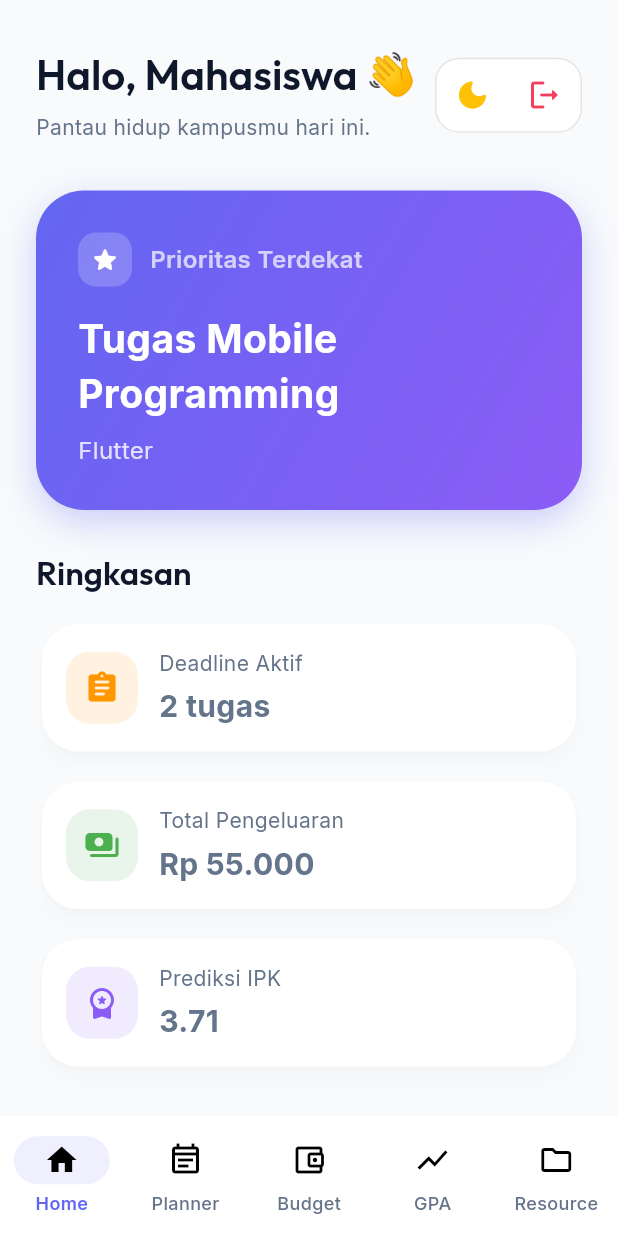
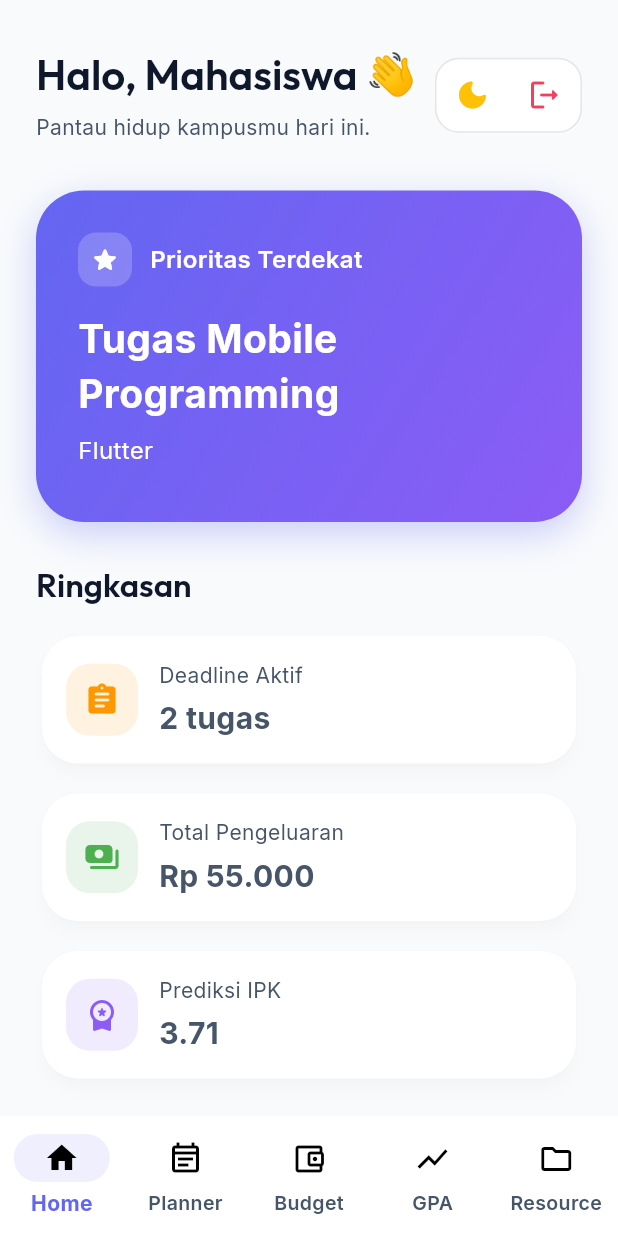
Before and after one commit to faiqurrohman/kampusgo_runner, a Flutter app: the DashboardScreen screen opened directly, after a tap on the "light mode" icon, on a phone screen of 412 x 824 dp. Run offline on Flutter 3.47's test engine with Material 3 defaults, Android fonts, the phone set to English and light mode, and no system bars; our stand-ins replace google_fonts.

Commit message:
visual dan hierarki teks

```diff
--- a/lib/screens/dashboard_screen.dart
+++ b/lib/screens/dashboard_screen.dart
@@ -69,7 +69,7 @@ class _Home extends StatelessWidget {
       ]),
       const SizedBox(height: 32),
       Container(
-        padding: const EdgeInsets.all(28),
+        padding: const EdgeInsets.fromLTRB(28, 28, 28, 36),
         decoration: BoxDecoration(
           gradient: const LinearGradient(
             colors: [AppTheme.primary, AppTheme.secondary],
@@ -89,13 +89,13 @@ class _Home extends StatelessWidget {
               child: const Icon(Icons.star_rounded, color: Colors.white, size: 20),
             ),
             const SizedBox(width: 12),
-            const Text('Prioritas Terdekat', style: TextStyle(color: Colors.white70, fontSize: 16, fontWeight: FontWeight.w600)),
+            const Text('Prioritas Terdekat', style: TextStyle(color: Colors.white, fontSize: 16, fontWeight: FontWeight.w600)),
           ]),
           const SizedBox(height: 16),
           Text(next.isEmpty ? 'Semua tugas selesai. Mantap!' : next.first.title, style: const TextStyle(color: Colors.white, fontSize: 26, fontWeight: FontWeight.bold)),
           if (next.isNotEmpty) ...[
             const SizedBox(height: 8),
-            Text(next.first.course, style: TextStyle(color: Colors.white.withOpacity(0.8), fontSize: 16)),
+            Text(next.first.course, style: const TextStyle(color: Colors.white, fontSize: 16)),
           ]
         ])
       ),
--- a/lib/utils/app_theme.dart
+++ b/lib/utils/app_theme.dart
@@ -8,7 +8,7 @@ class AppTheme {
   static const Color background = Color(0xFF0F172A); // Slate 900
   static const Color surfaceColor = Color(0xFF1E293B); // Slate 800
   static const Color textLight = Color(0xFFF8FAFC); // Slate 50
-  static const Color textMuted = Color(0xFF94A3B8); // Slate 400
+  static const Color textMuted = Color(0xFFCBD5E1); // Slate 300
 
   static ThemeData get lightTheme {
     return ThemeData(
@@ -28,7 +28,7 @@ class AppTheme {
         headlineMedium: GoogleFonts.outfit(color: const Color(0xFF0F172A), fontWeight: FontWeight.w600),
         titleLarge: GoogleFonts.outfit(color: const Color(0xFF0F172A), fontWeight: FontWeight.w600),
         bodyLarge: GoogleFonts.inter(color: const Color(0xFF0F172A)),
-        bodyMedium: GoogleFonts.inter(color: const Color(0xFF64748B)),
+        bodyMedium: GoogleFonts.inter(color: const Color(0xFF475569)),
       ),
       appBarTheme: AppBarTheme(
         backgroundColor: Colors.transparent,
@@ -66,8 +66,8 @@ class AppTheme {
       inputDecorationTheme: InputDecorationTheme(
         filled: true,
         fillColor: Colors.white,
-        labelStyle: GoogleFonts.inter(color: const Color(0xFF64748B)),
-        hintStyle: GoogleFonts.inter(color: const Color(0xFF64748B)),
+        labelStyle: GoogleFonts.inter(color: const Color(0xFF475569)),
+        hintStyle: GoogleFonts.inter(color: const Color(0xFF475569)),
         border: OutlineInputBorder(
           borderRadius: BorderRadius.circular(20),
           borderSide: BorderSide.none,
@@ -87,9 +87,9 @@ class AppTheme {
         indicatorColor: primary.withOpacity(0.1),
         labelTextStyle: WidgetStateProperty.resolveWith((states) {
           if (states.contains(WidgetState.selected)) {
-            return GoogleFonts.inter(color: primary, fontSize: 12, fontWeight: FontWeight.w600);
+            return GoogleFonts.inter(color: primary, fontSize: 14, fontWeight: FontWeight.bold);
           }
-          return GoogleFonts.inter(color: const Color(0xFF64748B), fontSize: 12, fontWeight: FontWeight.w500);
+          return GoogleFonts.inter(color: const Color(0xFF475569), fontSize: 13, fontWeight: FontWeight.w600);
         }),
       ),
       dialogTheme: DialogThemeData(
@@ -180,9 +180,9 @@ class AppTheme {
         indicatorColor: primary.withOpacity(0.2),
         labelTextStyle: WidgetStateProperty.resolveWith((states) {
           if (states.contains(WidgetState.selected)) {
-            return GoogleFonts.inter(color: primary, fontSize: 12, fontWeight: FontWeight.w600);
+            return GoogleFonts.inter(color: primary, fontSize: 14, fontWeight: FontWeight.bold);
           }
-          return GoogleFonts.inter(color: textMuted, fontSize: 12, fontWeight: FontWeight.w500);
+          return GoogleFonts.inter(color: textMuted, fontSize: 13, fontWeight: FontWeight.w600);
         }),
       ),
       dialogTheme: DialogThemeData(
```
